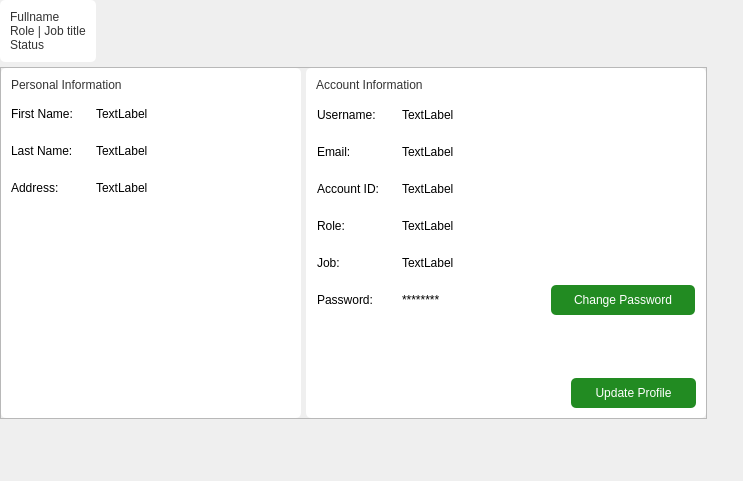
First picture: the form in app/src/ui/employee/profilePage.ui, repository Kazu0210/Inventory-System, before the edit.
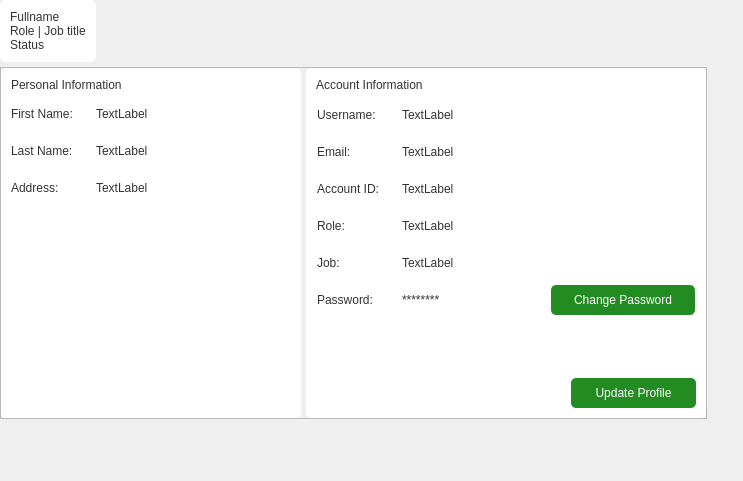
Second picture: the form after the edit.

Patch:
```diff
--- a/app/src/ui/employee/profilePage.ui
+++ b/app/src/ui/employee/profilePage.ui
@@ -91,8 +91,8 @@
       <property name="geometry">
        <rect>
         <x>0</x>
-        <y>-17</y>
-        <width>729</width>
+        <y>0</y>
+        <width>726</width>
         <height>498</height>
        </rect>
       </property>
@@ -327,6 +327,9 @@
              </item>
              <item>
               <widget class="QFrame" name="frame_14">
+               <property name="styleSheet">
+                <string notr="true">color: #333333;</string>
+               </property>
                <property name="frameShape">
                 <enum>QFrame::StyledPanel</enum>
                </property>
@@ -364,7 +367,8 @@
                    </size>
                   </property>
                   <property name="styleSheet">
-                   <string notr="true">font: 63 10pt &quot;Noto Sans SemiBold&quot;;</string>
+                   <string notr="true">font: 63 10pt &quot;Noto Sans SemiBold&quot;;
+color: #333333;</string>
                   </property>
                   <property name="text">
                    <string>First Name:</string>
@@ -395,6 +399,9 @@
              </item>
              <item>
               <widget class="QFrame" name="frame_15">
+               <property name="styleSheet">
+                <string notr="true">color: #333333;</string>
+               </property>
                <property name="frameShape">
                 <enum>QFrame::StyledPanel</enum>
                </property>
@@ -463,6 +470,9 @@
              </item>
              <item>
               <widget class="QFrame" name="frame_16">
+               <property name="styleSheet">
+                <string notr="true">color: #333333;</string>
+               </property>
                <property name="frameShape">
                 <enum>QFrame::StyledPanel</enum>
                </property>
@@ -658,6 +668,9 @@
                 </property>
                 <item>
                  <widget class="QFrame" name="frame_20">
+                  <property name="styleSheet">
+                   <string notr="true">color: #333333;</string>
+                  </property>
                   <property name="frameShape">
                    <enum>QFrame::StyledPanel</enum>
                   </property>
@@ -729,6 +742,9 @@
                 </item>
                 <item>
                  <widget class="QFrame" name="frame_18">
+                  <property name="styleSheet">
+                   <string notr="true">color: #333333;</string>
+                  </property>
                   <property name="frameShape">
                    <enum>QFrame::StyledPanel</enum>
                   </property>
@@ -800,6 +816,9 @@
                 </item>
                 <item>
                  <widget class="QFrame" name="frame_17">
+                  <property name="styleSheet">
+                   <string notr="true">color: #333333;</string>
+                  </property>
                   <property name="frameShape">
                    <enum>QFrame::StyledPanel</enum>
                   </property>
@@ -871,6 +890,9 @@
                 </item>
                 <item>
                  <widget class="QFrame" name="frame_19">
+                  <property name="styleSheet">
+                   <string notr="true">color: #333333;</string>
+                  </property>
                   <property name="frameShape">
                    <enum>QFrame::StyledPanel</enum>
                   </property>
@@ -942,6 +964,9 @@
                 </item>
                 <item>
                  <widget class="QFrame" name="frame_21">
+                  <property name="styleSheet">
+                   <string notr="true">color: #333333;</string>
+                  </property>
                   <property name="frameShape">
                    <enum>QFrame::StyledPanel</enum>
                   </property>
@@ -1013,6 +1038,9 @@
                 </item>
                 <item>
                  <widget class="QFrame" name="frame_8">
+                  <property name="styleSheet">
+                   <string notr="true">color: #333333;</string>
+                  </property>
                   <property name="frameShape">
                    <enum>QFrame::StyledPanel</enum>
                   </property>
```
